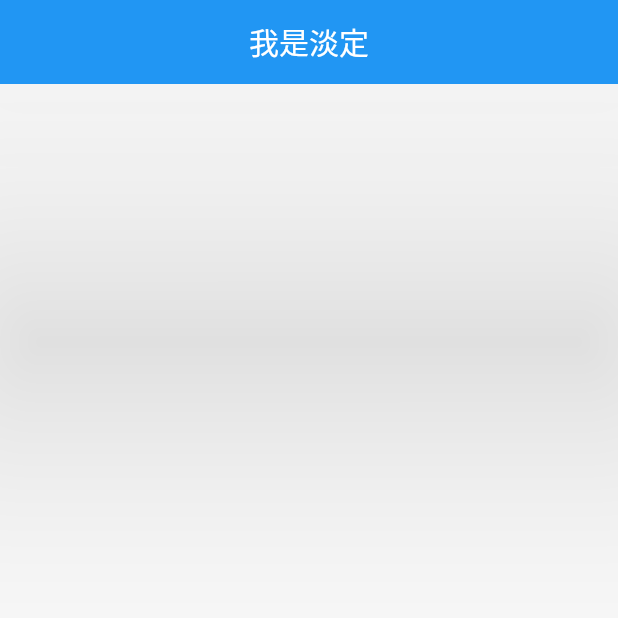
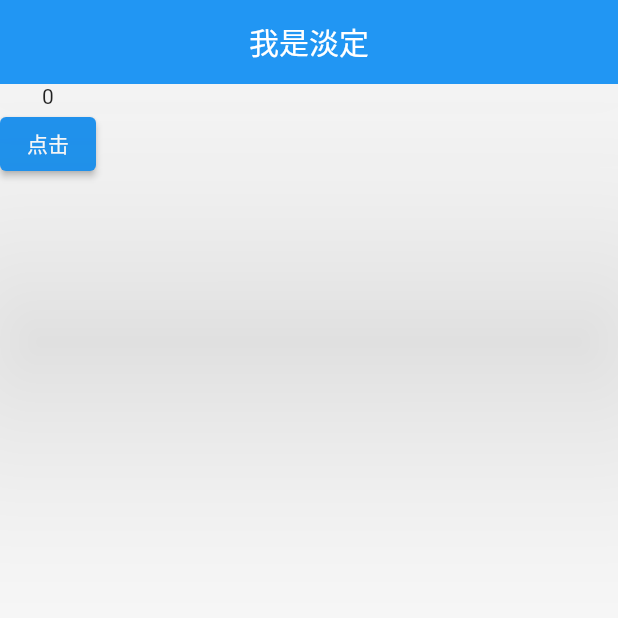
Before and after one commit to tangchunwei/flutter_learn, a Flutter app: the screen it shows after launch, on a phone screen of 412 x 824 dp, the top half of it. Run offline on Flutter 3.47's test engine with Material 2 defaults, Android fonts, the phone set to English and light mode, and no system bars.

```diff
--- a/lib/main.dart
+++ b/lib/main.dart
@@ -1,28 +1,50 @@
 import 'package:flutter/material.dart';
 
 main() {
-  runApp(MyApp());
+  runApp(const MyApp());
 }
 
 class MyApp extends StatelessWidget {
   const MyApp({Key? key}) : super(key: key);
   @override
   Widget build(BuildContext context) {
-    return const MaterialApp(
-        home: HomePage()
-    );
+    return const MaterialApp(home: HomePage());
   }
 }
-class HomePage extends StatelessWidget{
+
+class HomePage extends StatelessWidget {
   const HomePage({Key? key}) : super(key: key);
   @override
   Widget build(BuildContext context) {
     return Scaffold(
       appBar: AppBar(
-          title:const Text("我是淡定"),
-          centerTitle:true,
-          elevation:100.0
-      ),
+          title: const Text("我是淡定"), centerTitle: true, elevation: 100.0),
+      body: const CountPage(),
     );
   }
 }
+
+class CountPage extends StatefulWidget {
+  const CountPage({Key? key}) : super(key: key);
+  @override
+  _CountPageState createState() => _CountPageState();
+}
+
+class _CountPageState extends State<CountPage> {
+  int count = 0;
+  @override
+  Widget build(BuildContext context) {
+    return Column(
+      children: [
+        Text("$count"),
+        ElevatedButton(
+            onPressed: () {
+              setState(() {
+                count++;
+              });
+            },
+            child: const Text('点击'))
+      ],
+    );
+  }
+}
```
